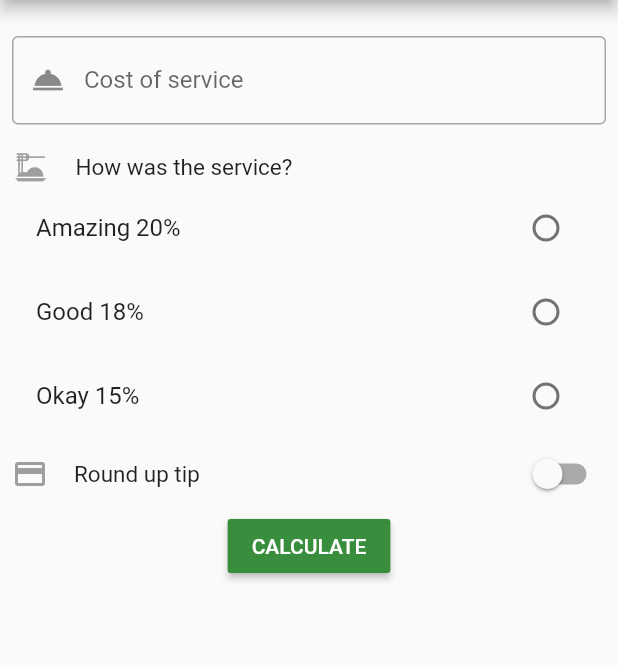
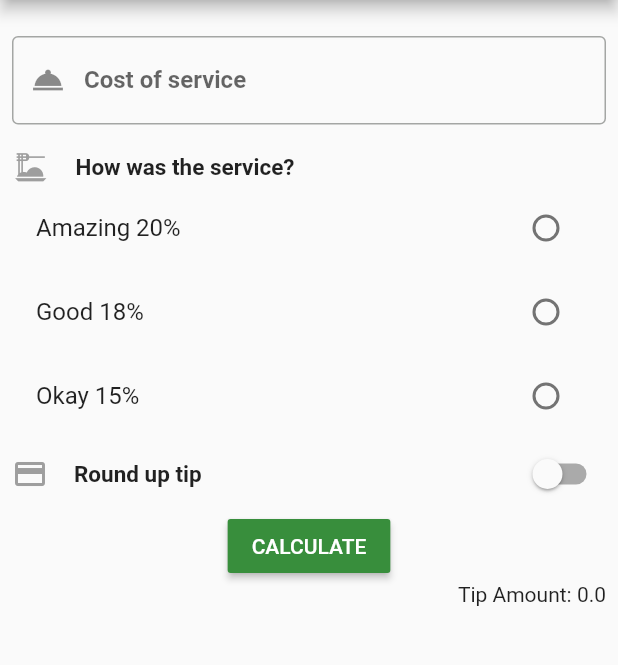
Before and after one commit to LamegoMariana/tarea04-PDM, a Flutter app: the screen it shows after launch, on a phone screen of 412 x 824 dp, the part 84-749 px from its top. Run offline on Flutter 3.47's test engine with Material 2 defaults, Android fonts, the phone set to English and light mode, and no system bars.

```diff
--- a/tip_time/lib/home_page.dart
+++ b/tip_time/lib/home_page.dart
@@ -18,10 +18,13 @@ class HomePage extends StatelessWidget {
           children: [
             const Text(''), // Divider
             TextField(
-              controller: context.watch<TiptimeProvider>().costoControl,
+              controller: context.watch<TiptimeProvider>().getCost,
               decoration: const InputDecoration(
                   border: OutlineInputBorder(),
-                  label: Text('Cost of service'),
+                  label: Text(
+                    'Cost of service',
+                    style: TextStyle(fontWeight: FontWeight.bold),
+                  ),
                   prefixIcon: Icon(Icons.room_service)),
             ),
             const Text(''), // Divider
@@ -36,7 +39,7 @@ class HomePage extends StatelessWidget {
                 Text('     '),
                 Text(
                   'How was the service?',
-                  style: TextStyle(fontSize: 15),
+                  style: TextStyle(fontSize: 15, fontWeight: FontWeight.bold),
                 ),
               ],
             ),
@@ -57,7 +60,8 @@ class HomePage extends StatelessWidget {
                         Text('     '),
                         Text(
                           'Round up tip',
-                          style: TextStyle(fontSize: 15),
+                          style: TextStyle(
+                              fontSize: 15, fontWeight: FontWeight.bold),
                         ),
                       ],
                     ),
@@ -68,7 +72,7 @@ class HomePage extends StatelessWidget {
                       .watch<TiptimeProvider>()
                       .currentSelectedSwitch, // Valor actual del Switch
                   onChanged: (bool value) {
-                    context.read<TiptimeProvider>().changeSwitch("falso");
+                    context.read<TiptimeProvider>().changeSwitch(value);
                   },
                 ),
               ],
@@ -85,6 +89,12 @@ class HomePage extends StatelessWidget {
                   ),
                 ),
               ],
+            ),
+            Row(
+              mainAxisAlignment: MainAxisAlignment.end,
+              children: [
+                Text("Tip Amount: ${context.watch<TiptimeProvider>().getTip}"),
+              ],
             )
           ],
         ),
--- a/tip_time/lib/tiptime_provider.dart
+++ b/tip_time/lib/tiptime_provider.dart
@@ -1,14 +1,20 @@
 import 'package:flutter/material.dart';
 
 class TiptimeProvider extends ChangeNotifier {
-  var costoControl = TextEditingController();
+  var _costControl = TextEditingController();
   var propinaControl = TextEditingController();
   var redondeoControl = TextEditingController();
 
-  int? currentSelectedRadio;
-  bool currentSelectedSwitch = false;
+  int? _currentSelectedRadio;
 
   var radioGroup = {0: "Amazing 20%", 1: "Good 18%", 2: "Okay 15%"};
+
+  bool _switch = false;
+  double _tip = 0.0;
+
+  bool get currentSelectedSwitch => _switch;
+  double get getTip => _tip;
+  TextEditingController get getCost => _costControl;
 
   radioGroupGenerator() {
     return radioGroup.entries
@@ -16,9 +22,9 @@ class TiptimeProvider extends ChangeNotifier {
           (entry) => ListTile(
             trailing: Radio(
               value: entry.key,
-              groupValue: currentSelectedRadio,
+              groupValue: _currentSelectedRadio,
               onChanged: (newValue) {
-                currentSelectedRadio = newValue;
+                _currentSelectedRadio = newValue;
                 notifyListeners();
               },
             ),
@@ -28,8 +34,18 @@ class TiptimeProvider extends ChangeNotifier {
         .toList();
   }
 
-  void changeSwitch(String currentSelectedSwitch) {
-    currentSelectedSwitch =
-        (currentSelectedSwitch == "verdadero") ? "falso" : "verdadero";
+  void changeSwitch(val) {
+    _switch = val;
+    notifyListeners();
+  }
+
+  void calculateTip(int currentSelectedRadio) {
+    if (_switch == true) {
+      _tip +=
+          (int.parse(_costControl.text) * (currentSelectedRadio / 100)).ceil();
+    } else {
+      _tip += int.parse(_costControl.text) * (currentSelectedRadio / 100);
+    }
+    notifyListeners();
   }
 }
```
